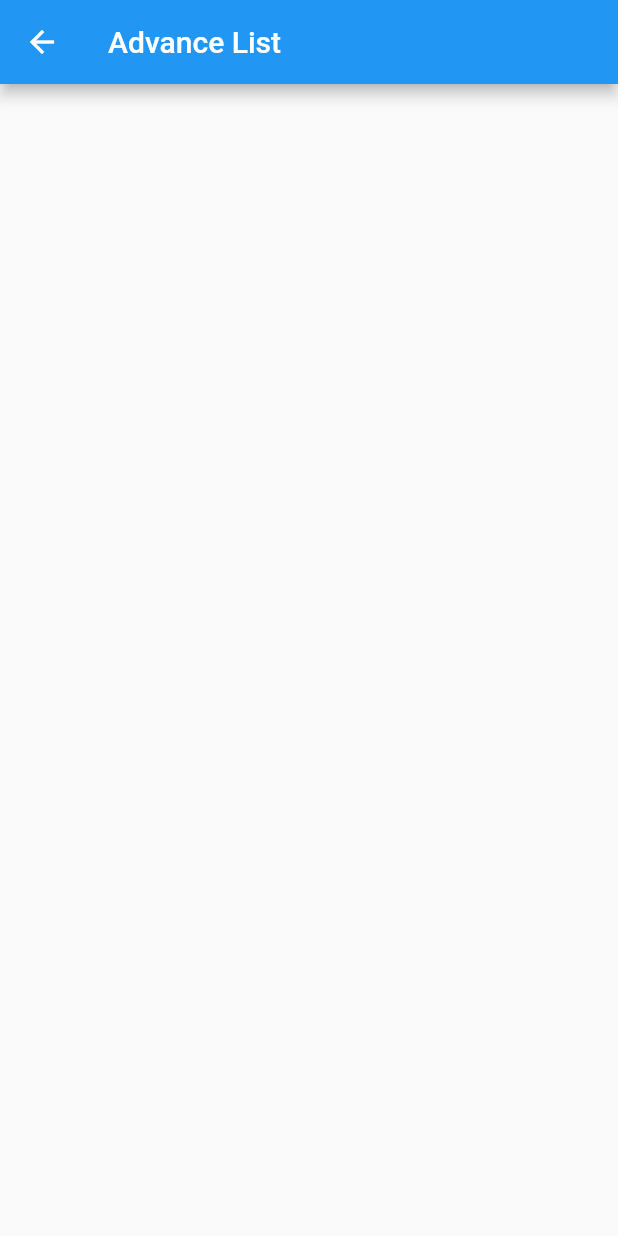
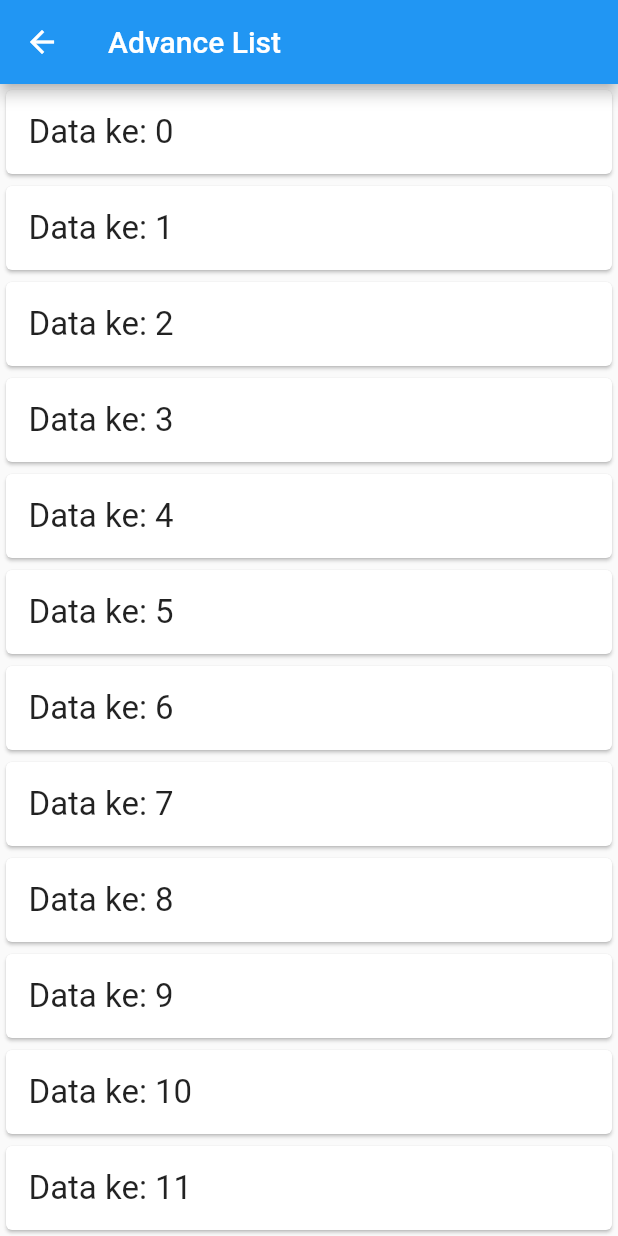
Before and after one commit to eriffanani/FlutterList, a Flutter app: the screen it shows after launch, after a tap on "Advance List", on a phone screen of 412 x 824 dp. Run offline on Flutter 3.47's test engine with Material 2 defaults, Android fonts, the phone set to English and light mode, and no system bars.

```diff
--- a/lib/advance_list.dart
+++ b/lib/advance_list.dart
@@ -9,6 +9,34 @@ class AdvanceList extends StatefulWidget {
 }
 
 class _AdvanceListState extends State<AdvanceList> {
+
+  List<Widget> widgets = [];
+
+  void showSnackBar(String text) {
+    var snackBar = SnackBar(content: Text(text));
+    ScaffoldMessenger.of(context).showSnackBar(snackBar);
+  }
+
+  _AdvanceListState() {
+    for (int i = 0; i < 15; i++) {
+      widgets.add(Container(
+        width: double.infinity,
+        child: Card(
+          child: InkWell(
+              onTap: () {
+                showSnackBar("OK");
+              },
+              child: Padding(
+                  padding: EdgeInsets.all(15),
+                  child: Text(
+                    "Data ke: " + i.toString(),
+                    style: TextStyle(fontSize: 22),
+                  ))),
+        ),
+      ));
+    }
+  }
+
   @override
   Widget build(BuildContext context) {
     return MaterialApp(
@@ -23,6 +51,15 @@ class _AdvanceListState extends State<AdvanceList> {
             }
           }),
         ),
+        body: ListView(
+          children: <Widget>[
+            Column(
+                crossAxisAlignment: CrossAxisAlignment.start,
+                mainAxisAlignment: MainAxisAlignment.start,
+                mainAxisSize: MainAxisSize.min,
+                children: widgets)
+          ],
+        ),
       ),
     );
   }
```
Also changed, not shown: 4 other files.
